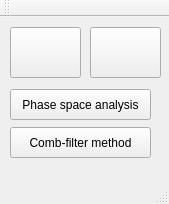
MateuszAndrzejewski/SoundProcessingLab1, file SoundProcessingLab1/mainwindow.ui: the form before one commit.
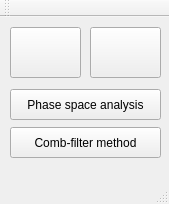
The form after the commit. Icons and pictures are not drawn.

What changed in the file:
```diff
--- a/SoundProcessingLab1/mainwindow.ui
+++ b/SoundProcessingLab1/mainwindow.ui
@@ -65,7 +65,7 @@
      <rect>
       <x>10</x>
       <y>72</y>
-      <width>141</width>
+      <width>151</width>
       <height>31</height>
      </rect>
     </property>
@@ -78,7 +78,7 @@
      <rect>
       <x>10</x>
       <y>110</y>
-      <width>141</width>
+      <width>151</width>
       <height>31</height>
      </rect>
     </property>
```
